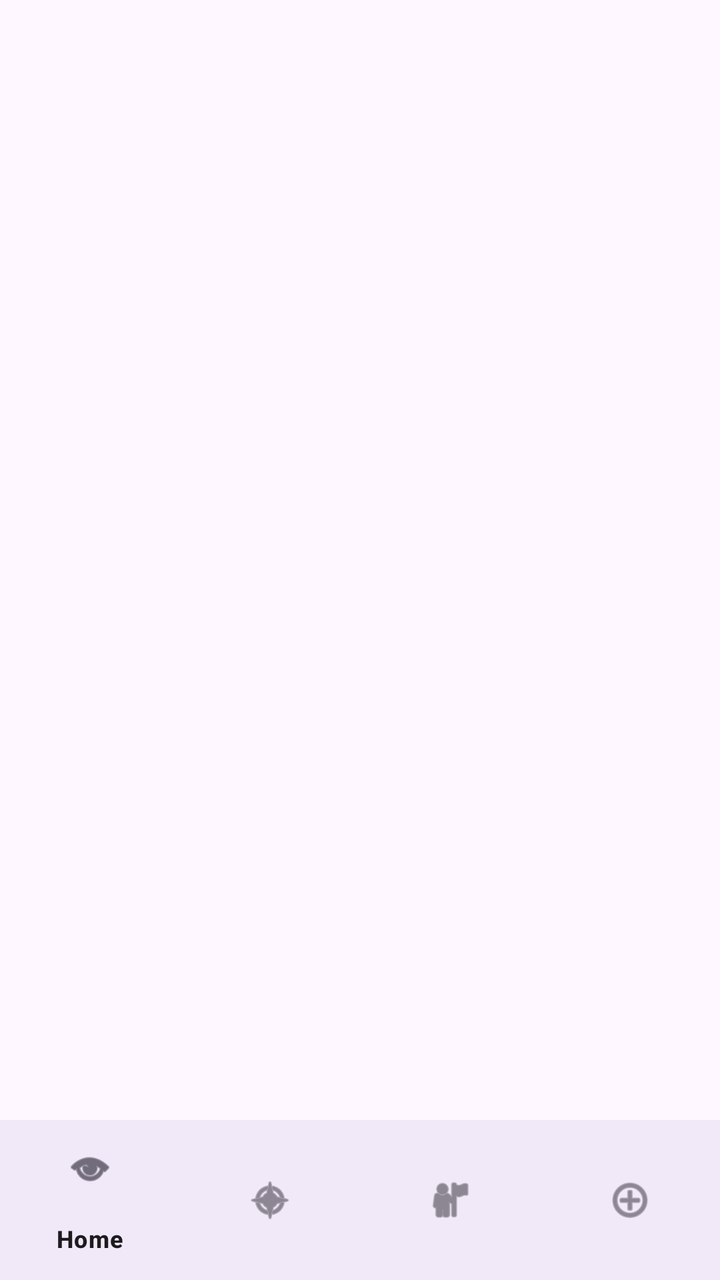
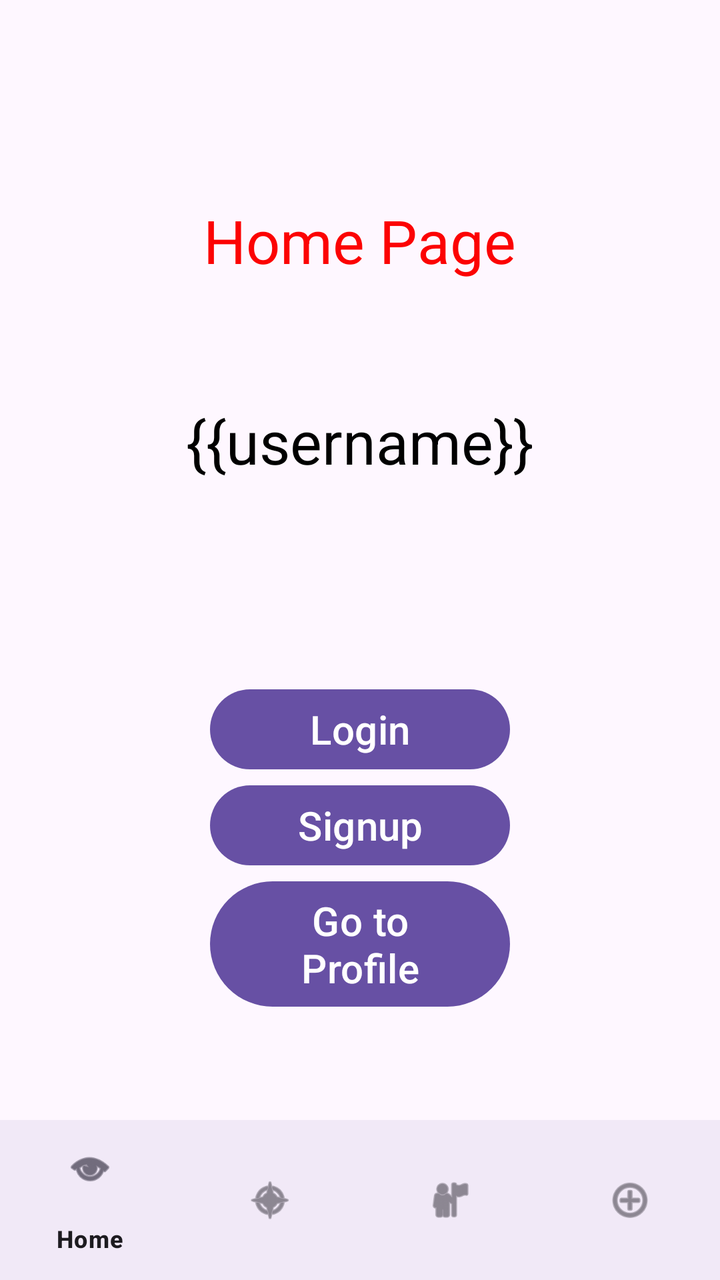

Screens rendered from an Android XML layout before and after an edit, with the pre-edit source and the edit as a unified diff.
<!-- AndroidManifest.xml: application theme Theme.AndroidExample -->
<!-- res/layout/activity_main.xml -->
<?xml version="1.0" encoding="utf-8"?>
<androidx.appcompat.widget.LinearLayoutCompat xmlns:tools="http://schemas.android.com/tools"
    xmlns:android="http://schemas.android.com/apk/res/android"
    xmlns:app="http://schemas.android.com/apk/res-auto"
    tools:context=".MainActivity"
    android:layout_height="match_parent"
    android:layout_width="match_parent"
    android:orientation="vertical">

    
    
    
    
    
    
    
    
    
    
    

    
    
    
    
    
    
    
    
    
    
    


    
    
    
    
    
    
    
    
    

    
    
    
    
    
    
    
    
    

    
    
    
    
    
    

    
    
    
    
    
    
    
    
    
    

    <FrameLayout
        android:id="@+id/fragment_container"
        android:layout_width="match_parent"
        android:layout_height="0dp"
        android:layout_weight="1"
        android:layout_above="@id/bottom_navigation"
        />

    <com.google.android.material.bottomnavigation.BottomNavigationView
        android:id="@+id/bottom_navigation"
        android:layout_width="match_parent"
        android:layout_height="wrap_content"
        android:background="?android:attr/windowBackground"
        app:menu="@menu/bottom_nav_menu"
        />

</androidx.appcompat.widget.LinearLayoutCompat>
<!-- resources referenced by this layout -->
<resources>
  <style name="Theme.AndroidExample" parent="Base.Theme.AndroidExample" />
  <style name="Base.Theme.AndroidExample" parent="Theme.Material3.DayNight.NoActionBar">
          
          
      </style>
</resources>

<!-- the commit's change to res/layout/activity_main.xml (unified diff, before → after) -->
@@ -7,68 +7,68 @@
     android:layout_width="match_parent"
     android:orientation="vertical">
 
-    
-    
-    
-    
-    
-    
-    
-    
-    
-    
-    
+         <TextView
+            android:id="@+id/main_msg_txt"
+            android:layout_width="wrap_content"
+            android:layout_height="wrap_content"
+            android:text="Home Page"
+            android:layout_gravity="center"
+            android:layout_marginTop="100dp"
+            android:layout_marginBottom="50dp"
+            android:textSize="30dp"
+            android:textColor="#fc0303">
+        </TextView>
 
-    
-    
-    
-    
-    
-    
-    
-    
-    
-    
-    
+        <TextView
+            android:id="@+id/main_username_txt"
+            android:layout_width="wrap_content"
+            android:layout_height="wrap_content"
+            android:text="{{username}}"
+            android:layout_gravity="center"
+            android:layout_marginTop="10dp"
+            android:layout_marginBottom="100dp"
+            android:textSize="30dp"
+            android:textColor="#000000">
+        </TextView>
 
 
-    
-    
-    
-    
-    
-    
-    
-    
-    
+        <Button
+            android:id="@+id/main_login_btn"
+            android:layout_width="150dp"
+            android:layout_height="wrap_content"
+            android:layout_gravity="center"
+            android:text="Login"
+            android:textSize="20sp"
+            android:textColor="#ffffff">
+        </Button>
 
-    
-    
-    
-    
-    
-    
-    
-    
-    
+        <Button
+            android:id="@+id/main_signup_btn"
+            android:layout_width="150dp"
+            android:layout_height="wrap_content"
+            android:layout_gravity="center"
+            android:text="Signup"
+            android:textSize="20sp"
+            android:textColor="#ffffff">
+        </Button>
 
-    
-    
-    
-    
-    
-    
+        <Button
+            android:id="@+id/main_logout_btn"
+            android:layout_width="wrap_content"
+            android:layout_height="wrap_content"
+            android:text="Logout"
+            android:visibility="gone" />
 
-    
-    
-    
-    
-    
-    
-    
-    
-    
-    
+        <Button
+            android:id="@+id/profile_btn"
+            android:layout_width="150dp"
+            android:layout_height="wrap_content"
+            android:layout_gravity="center"
+            android:text="Go to Profile"
+            android:textSize="20sp"
+            android:textColor="#ffffff"
+            >
+        </Button>
 
     <FrameLayout
         android:id="@+id/fragment_container"
